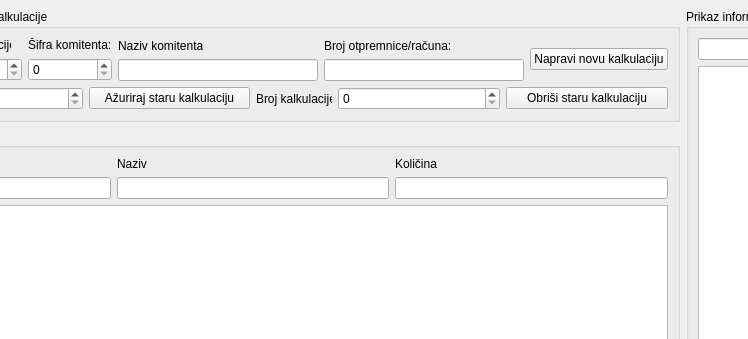
The window that formakalkulacije.ui (s-pab/Commercium) describes before a commit, drawn with Qt 5; both pictures show x 183 to 931 and y 0 to 339 of the 1412 by 753 pixel window.
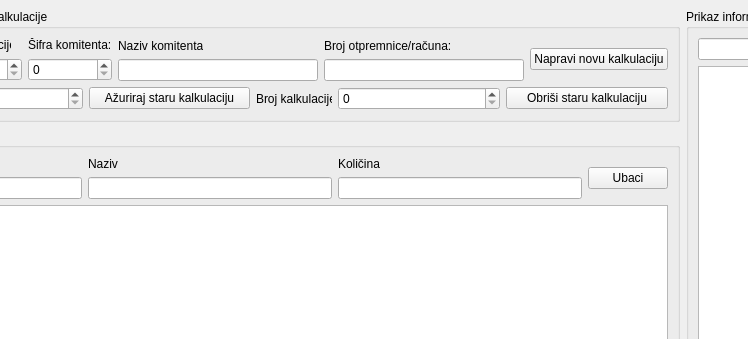
The same window after the commit.

Commit message: ima jos svasta al se radi na kalkulaciju

What changed in the file:
```diff
--- a/formakalkulacije.ui
+++ b/formakalkulacije.ui
@@ -316,6 +316,13 @@
                  </item>
                 </layout>
                </item>
+               <item>
+                <widget class="QPushButton" name="ubaci">
+                 <property name="text">
+                  <string>Ubaci</string>
+                 </property>
+                </widget>
+               </item>
               </layout>
              </item>
              <item>
```
Left out of the diff: 2 changed lines with no effect on the pictures. The commit also changes 2 other files.
